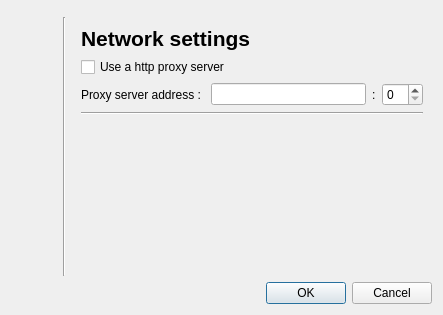
Qt form res/ui/preferences.ui (duniter/sakia) before a commit.
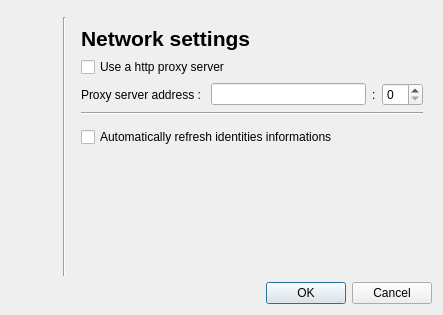
The same form after that commit. The open tabs and pages were chosen to show the change. Icons and pictures are not drawn.

Commit message: Add preferences to disable auto refresh

```diff
--- a/res/ui/preferences.ui
+++ b/res/ui/preferences.ui
@@ -368,6 +368,20 @@
            </property>
           </widget>
          </item>
+         <item>
+          <layout class="QHBoxLayout" name="horizontalLayout_11">
+           <property name="topMargin">
+            <number>6</number>
+           </property>
+           <item>
+            <widget class="QCheckBox" name="checkbox_auto_refresh">
+             <property name="text">
+              <string>Automatically refresh identities informations</string>
+             </property>
+            </widget>
+           </item>
+          </layout>
+         </item>
          <item>
           <spacer name="verticalSpacer_3">
            <property name="orientation">
```
Left out of the diff: 2 changed lines with no effect on the pictures. The commit also changes 3 other files.
